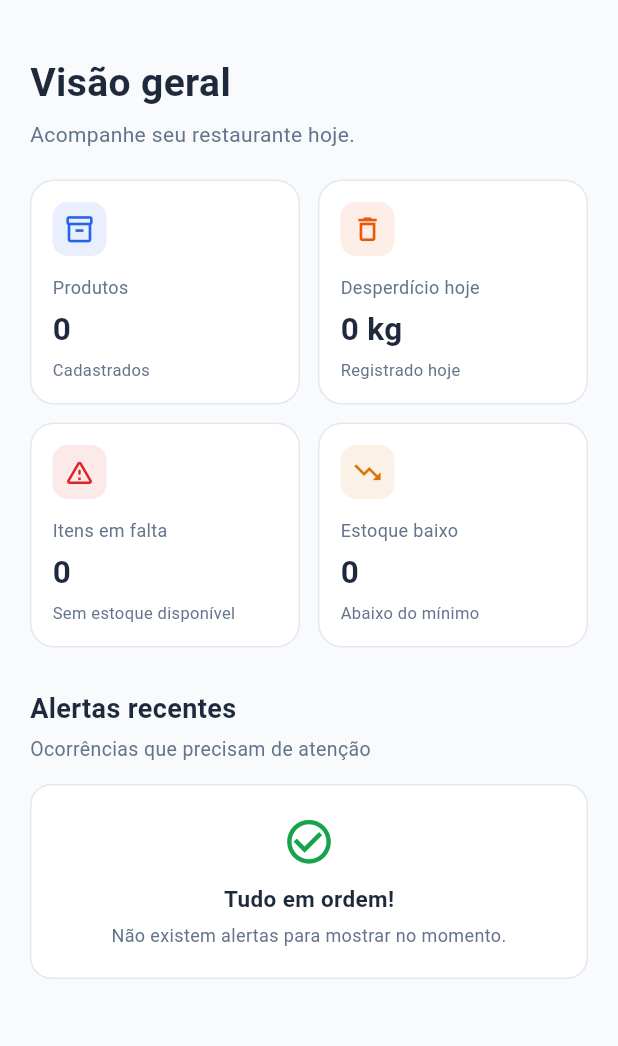
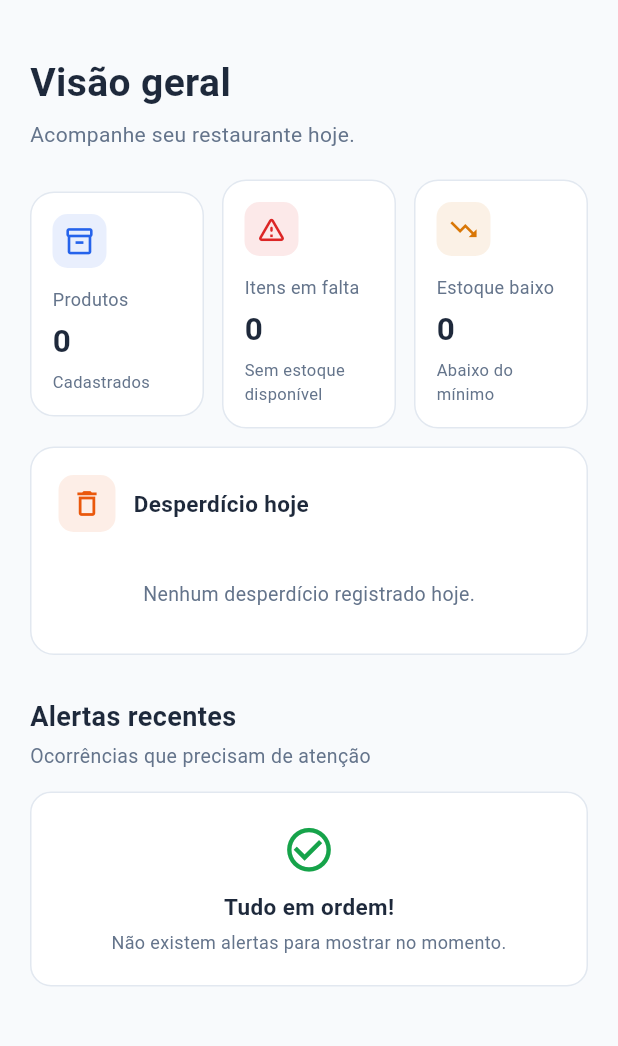
Before and after one commit to rafaelfernandespro/EcoChef, a Flutter app: the HomePage screen opened directly, on a phone screen of 412 x 824 dp, the part 89-1135 px from its top. Run offline on Flutter 3.47's test engine with Material 3 defaults, Android fonts, the phone set to English and light mode, and no system bars; our stand-ins replace cloud_firestore, firebase_auth, firebase_core; accounts and stored records are empty.

Commit message:
ajuste card home

```diff
--- a/lib/Views/home-page.dart
+++ b/lib/Views/home-page.dart
@@ -201,7 +201,7 @@ class _HomePageState extends State<HomePage> {
         continue;
       }
 
-      final quantidade =
+      double quantidade =
     (dados['quantidade'] as num?)?.toDouble() ?? 0.0;
 
     final produtoId = dados['produtoId']?.toString();
@@ -215,6 +215,34 @@ class _HomePageState extends State<HomePage> {
     String unidadeNormalizada;
 
     switch (unidade) {
+      case 'kg':
+      case 'quilo':
+      case 'quilos':
+      case 'quilograma':
+      case 'quilogramas':
+        unidadeNormalizada = 'kg';
+        break;
+
+      case 'g':
+      case 'grama':
+      case 'gramas':
+        unidadeNormalizada = 'kg';
+        quantidade /= 1000;
+        break;
+
+      case 'l':
+      case 'litro':
+      case 'litros':
+        unidadeNormalizada = 'l';
+        break;
+
+      case 'ml':
+      case 'mililitro':
+      case 'mililitros':
+        unidadeNormalizada = 'l';
+        quantidade /= 1000;
+        break;
+
       case 'un':
       case 'un.':
       case 'und':
@@ -222,34 +250,28 @@ class _HomePageState extends State<HomePage> {
       case 'unidade':
         unidadeNormalizada = 'unidade';
         break;
-        case 'l':
-        case 'litro':
-        case 'litros':
-          unidadeNormalizada = 'l';
-          break;
-        case 'ml':
-        case 'mililitro':
-        case 'mililitros':
-          unidadeNormalizada = 'ml';
-          break;
+
       default:
         unidadeNormalizada = unidade;
     }
-
       desperdicioDiarioPorUnidade[unidadeNormalizada] =
           (desperdicioDiarioPorUnidade[unidadeNormalizada] ?? 0.0) +
               quantidade;
+
     }
 
-    final desperdicioTexto = desperdicioDiarioPorUnidade.isEmpty
-        ? '0 kg'
-        : desperdicioDiarioPorUnidade.entries
-            .map(
-              (entrada) =>
-                  '${formatarQuantidade(entrada.value)} '
-                  '${formatarUnidade(entrada.key)}',
-            )
-            .join('\n');
+    final desperdicioOrdenado =
+      desperdicioDiarioPorUnidade.entries.toList();
+
+    const ordemUnidades = ['kg', 'l', 'unidade'];
+
+    desperdicioOrdenado.sort((a, b) {
+      final ordemA = ordemUnidades.indexOf(a.key);
+      final ordemB = ordemUnidades.indexOf(b.key);
+
+      return (ordemA == -1 ? 999 : ordemA)
+          .compareTo(ordemB == -1 ? 999 : ordemB);
+    });
 
     // ============================================================
     // MONTAGEM DOS ALERTAS
@@ -540,7 +562,7 @@ class _HomePageState extends State<HomePage> {
 
                   const SizedBox(height: 20),
 
-                  // PRIMEIRA LINHA DE CARDS.
+                  // INDICADORES PRINCIPAIS.
                   Row(
                     children: [
                       Expanded(
@@ -555,23 +577,6 @@ class _HomePageState extends State<HomePage> {
 
                       const SizedBox(width: 12),
 
-                      Expanded(
-                        child: _kpi(
-                          titulo: 'Desperdício hoje',
-                          valor: desperdicioTexto,
-                          descricao: 'Registrado hoje',
-                          icone: Icons.delete_outline,
-                          cor: const Color(0xFFEA580C),
-                        ),
-                      ),
-                    ],
-                  ),
-
-                  const SizedBox(height: 12),
-
-                  // SEGUNDA LINHA DE CARDS.
-                  Row(
-                    children: [
                       Expanded(
                         child: _kpi(
                           titulo: 'Itens em falta',
@@ -594,6 +599,15 @@ class _HomePageState extends State<HomePage> {
                         ),
                       ),
                     ],
+                  ),
+
+                  const SizedBox(height: 12),
+
+                  // DESPERDÍCIO DO DIA.
+                  _cardDesperdicio(
+                    dados: desperdicioOrdenado,
+                    formatarQuantidade: formatarQuantidade,
+                    formatarUnidade: formatarUnidade,
                   ),
 
                   const SizedBox(height: 28),
@@ -820,6 +834,112 @@ class _HomePageState extends State<HomePage> {
     );
   }
 
+
+  // CARD ESTENDIDO DE DESPERDÍCIO.
+  Widget _cardDesperdicio({
+    required List<MapEntry<String, double>> dados,
+    required String Function(double) formatarQuantidade,
+    required String Function(String) formatarUnidade,
+  }) {
+    return Container(
+      width: double.infinity,
+      padding: const EdgeInsets.all(18),
+      decoration: BoxDecoration(
+        color: Colors.white,
+        borderRadius: BorderRadius.circular(16),
+        border: Border.all(color: borda),
+      ),
+      child: Column(
+        crossAxisAlignment: CrossAxisAlignment.start,
+        children: [
+          Row(
+            children: [
+              Container(
+                width: 38,
+                height: 38,
+                decoration: BoxDecoration(
+                  color: const Color(0xFFEA580C).withValues(alpha: 0.10),
+                  borderRadius: BorderRadius.circular(10),
+                ),
+                child: const Icon(
+                  Icons.delete_outline,
+                  color: Color(0xFFEA580C),
+                  size: 22,
+                ),
+              ),
+              const SizedBox(width: 12),
+              const Expanded(
+                child: Text(
+                  'Desperdício hoje',
+                  style: TextStyle(
+                    fontSize: 15,
+                    fontWeight: FontWeight.w600,
+                    color: textoPrincipal,
+                  ),
+                ),
+              ),
+
+            ],
+          ),
+
+          const SizedBox(height: 20),
+
+          if (dados.isEmpty)
+            const Center(
+              child: Padding(
+                padding: EdgeInsets.symmetric(vertical: 12),
+                child: Text(
+                  'Nenhum desperdício registrado hoje.',
+                  style: TextStyle(
+                    fontSize: 13,
+                    color: textoSecundario,
+                  ),
+                ),
+              ),
+            )
+          else
+            Row(
+              children: [
+                for (int i = 0; i < dados.length; i++) ...[
+                  if (i > 0)
+                    Container(
+                      width: 1,
+                      height: 48,
+                      color: borda,
+                    ),
+
+                  Expanded(
+                    child: Column(
+                      children: [
+                        Text(
+                          formatarQuantidade(dados[i].value),
+                          style: const TextStyle(
+                            fontSize: 23,
+                            fontWeight: FontWeight.bold,
+                            color: textoPrincipal,
+                          ),
+                        ),
+                        const SizedBox(height: 3),
+                        Text(
+                          formatarUnidade(dados[i].key),
+                          style: const TextStyle(
+                            fontSize: 15,
+                            fontWeight: FontWeight.w600,
+                            color: textoSecundario,
+                          ),
+                        ),
+                      ],
+                    ),
+                  ),
+                ],
+              ],
+            ),
+        ],
+      ),
+    );
+  }
+
+
   // TÍTULOS DAS SEÇÕES.
   Widget _tituloSecao(String titulo, String subtitulo) {
     return Column(
```
Also changed, not shown: 1 other file. Lines whose indentation alone changed are shown as unchanged.
